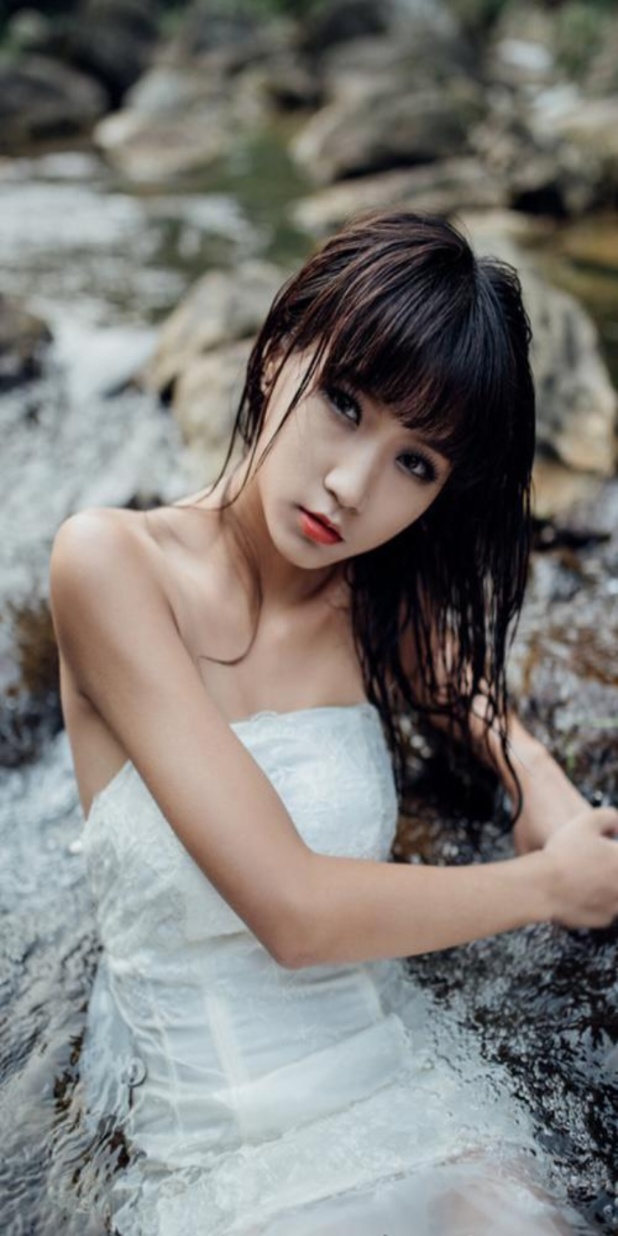
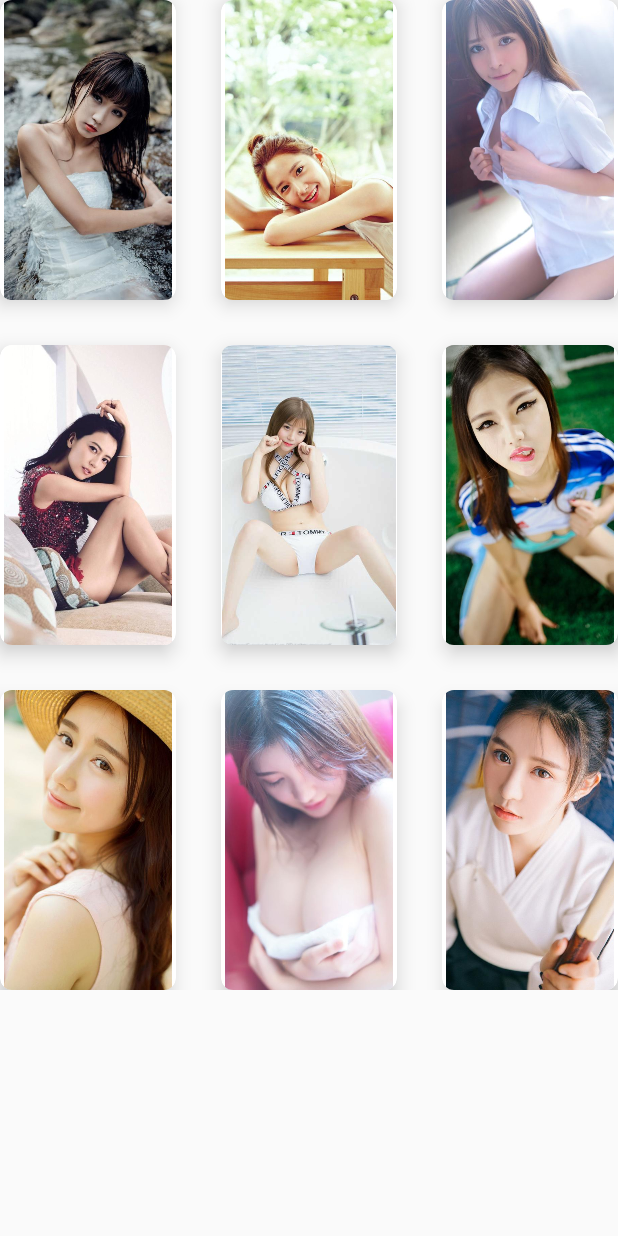
Before and after one commit to liurenyi/YXApplication, an Android app: the UseViewpagerActivity screen opened directly, with no data from a screen before it, on a phone screen of 412 x 824 dp. Run offline under Robolectric (Android 15) with nearby library versions, the phone set to English and light mode, and no system bars.

Commit message:
2018/01/22 11:21
1.优化下

```diff
--- a/app1/src/main/java/com/example/yxapplication/viewpager/UseViewpagerActivity.java
+++ b/app1/src/main/java/com/example/yxapplication/viewpager/UseViewpagerActivity.java
@@ -5,12 +5,17 @@ import android.support.v7.app.AppCompatActivity;
 import android.os.Bundle;
 import android.view.LayoutInflater;
 import android.view.View;
+import android.widget.GridView;
 import android.widget.ImageView;
+import android.widget.SimpleAdapter;
 
 import com.example.yxapplication.R;
 
 import java.util.ArrayList;
+import java.util.Arrays;
+import java.util.HashMap;
 import java.util.List;
+import java.util.Map;
 
 public class UseViewpagerActivity extends AppCompatActivity {
 
@@ -19,9 +24,12 @@ public class UseViewpagerActivity extends AppCompatActivity {
     private ViewPagerAdapter adapter;
     private View view;
     private ImageView image;
+    private GridView gridView;
+    private List<Map<String, Object>> data_list;
     private int[] imgages = {R.drawable.image_1, R.drawable.image_2, R.drawable.image_3,
             R.drawable.image_5, R.drawable.image_6, R.drawable.image_7,
             R.drawable.image_8, R.drawable.image_9, R.drawable.image_10};
+    private String[] titles = {"美女", "美女", "美女", "美女", "美女", "美女", "美女", "美女", "美女"};
 
     @Override
     protected void onCreate(Bundle savedInstanceState) {
@@ -29,16 +37,26 @@ public class UseViewpagerActivity extends AppCompatActivity {
         setContentView(R.layout.activity_use_viewpager);
         viewPager = (ViewPager) this.findViewById(R.id.viewpager);
         views = new ArrayList<>();
+        data_list = new ArrayList<>();
         initDatas();
-        adapter = new ViewPagerAdapter(this,views);
+        adapter = new ViewPagerAdapter(this, views);
         viewPager.setAdapter(adapter);
     }
 
     private void initDatas() {
         for (int i = 0; i < imgages.length; i++) {
             view = LayoutInflater.from(this).inflate(R.layout.viewpager_views, null);
-            image = view.findViewById(R.id.img_view);
-            image.setBackgroundResource(imgages[i]);
+            //image = view.findViewById(R.id.img_view);
+            //image.setBackgroundResource(imgages[i]);
+            gridView = view.findViewById(R.id.grid_view);
+            Map<String, Object> map = new HashMap<>();
+            map.put("images", imgages[i]);
+            map.put("text", titles[i]);
+            data_list.add(map);
+            String[] from = {"images", "text"};
+            int[] to = {R.id.show_img_1, R.id.image_title};
+            SimpleAdapter simpleAdapter = new SimpleAdapter(this, data_list, R.layout.grid_view_item, from, to);
+            gridView.setAdapter(simpleAdapter);
             views.add(view);
         }
     }
--- /dev/null
+++ b/app1/src/main/res/layout/grid_view_item.xml
@@ -0,0 +1,27 @@
+<?xml version="1.0" encoding="utf-8"?>
+<android.support.v7.widget.CardView xmlns:android="http://schemas.android.com/apk/res/android"
+    xmlns:card_view="http://schemas.android.com/apk/res-auto"
+    android:layout_width="match_parent"
+    android:layout_height="200dp"
+    card_view:cardCornerRadius="8dp"
+    android:clickable="true"
+    android:foreground="?android:attr/selectableItemBackground"
+    card_view:cardElevation="8dp">
+
+    <LinearLayout xmlns:android="http://schemas.android.com/apk/res/android"
+        android:layout_width="match_parent"
+        android:layout_height="match_parent"
+        android:orientation="vertical">
+
+        <ImageView
+            android:id="@+id/show_img_1"
+            android:layout_width="wrap_content"
+            android:layout_height="wrap_content" />
+
+        <TextView
+            android:id="@+id/image_title"
+            android:layout_width="wrap_content"
+            android:layout_height="wrap_content" />
+
+    </LinearLayout>
+</android.support.v7.widget.CardView>
--- a/app1/src/main/res/layout/viewpager_views.xml
+++ b/app1/src/main/res/layout/viewpager_views.xml
@@ -4,10 +4,19 @@
     android:layout_height="match_parent"
     android:orientation="vertical">
 
-    <ImageView
+    <!--<ImageView
         android:id="@+id/img_view"
         android:layout_width="wrap_content"
         android:layout_height="wrap_content"
-        android:scaleType="centerCrop" />
+        android:scaleType="centerCrop" />-->
+
+    <GridView
+        android:id="@+id/grid_view"
+        android:layout_width="match_parent"
+        android:layout_height="wrap_content"
+        android:numColumns="3"
+        android:verticalSpacing="30dp"
+        android:horizontalSpacing="30dp"
+        android:stretchMode="columnWidth"/>
 
 </LinearLayout>
```
